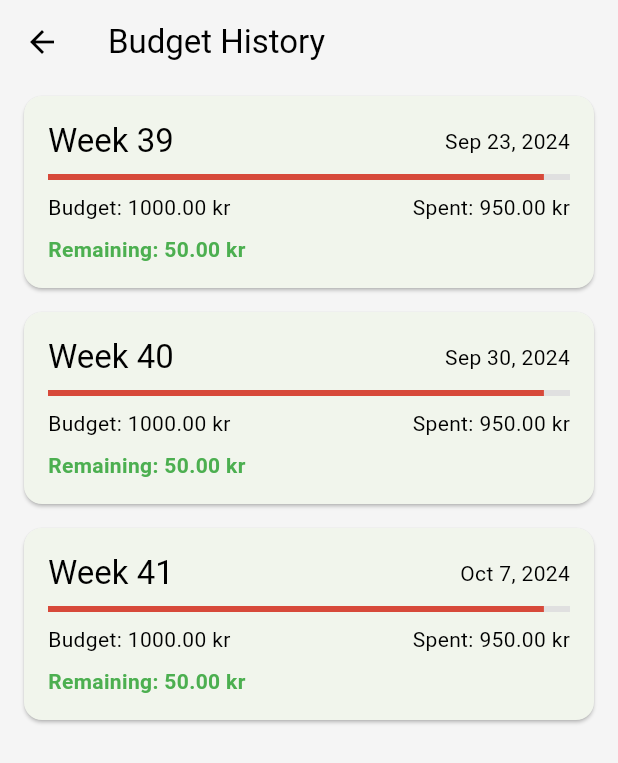
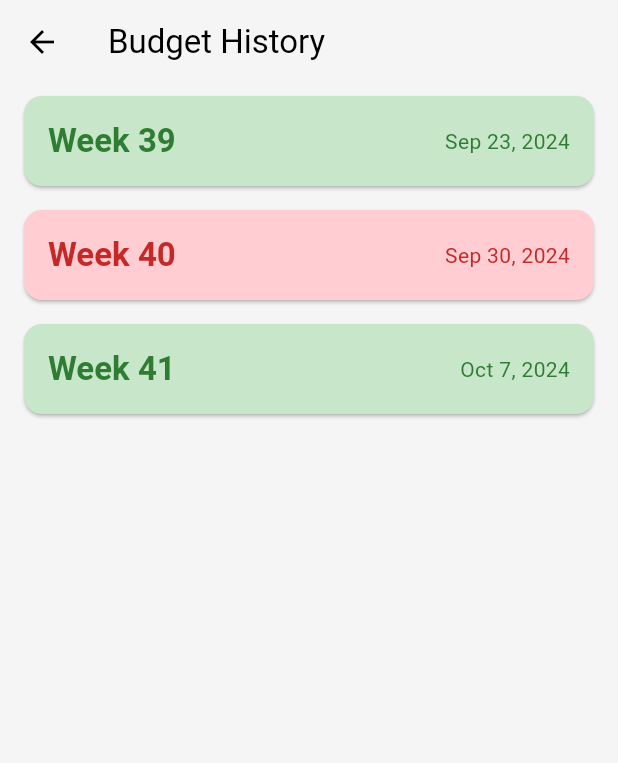
Before and after one commit to mrconter1/budg, a Flutter app: the screen it shows after launch, scrolled down 214 dp, after a tap on the "history" icon, on a phone screen of 412 x 824 dp. Shown: the top 763 px of the screen. Run offline on Flutter 3.47's test engine with Material 3 defaults, Android fonts, the phone set to English and light mode, and no system bars; our stand-ins replace flex_color_scheme, flutter_riverpod, shared_preferences; generated files the repository leaves out were written again.

Commit message:
Improve design of budget history view

```diff
--- a/lib/src/budget/budget_models.dart
+++ b/lib/src/budget/budget_models.dart
@@ -83,37 +83,27 @@ List<BudgetDay> createNewWeek() {
 }
 
 class WeeklyBudgetHistory {
-  final String weekId;
+  final int weekNumber;
+  final bool isSuccessful;
   final DateTime startDate;
-  final List<BudgetDay> weekDays;
-  final WeeklyBudget weeklyBudget;
-  final int weekNumber;  // New field for week number
 
   WeeklyBudgetHistory({
-    required this.weekId,
+    required this.weekNumber,
+    required this.isSuccessful,
     required this.startDate,
-    required this.weekDays,
-    required this.weeklyBudget,
-    required this.weekNumber,  // Added to the constructor
   });
 
-  double get totalSpent => weekDays.fold(0, (sum, day) => sum + day.totalSpent);
-
   Map<String, dynamic> toJson() => {
-    'weekId': weekId,
+    'weekNumber': weekNumber,
+    'isSuccessful': isSuccessful,
     'startDate': startDate.toIso8601String(),
-    'weekDays': weekDays.map((day) => day.toJson()).toList(),
-    'weeklyBudget': weeklyBudget.toJson(),
-    'weekNumber': weekNumber,  // Added to JSON serialization
   };
 
   factory WeeklyBudgetHistory.fromJson(Map<String, dynamic> json) {
     return WeeklyBudgetHistory(
-      weekId: json['weekId'],
+      weekNumber: json['weekNumber'],
+      isSuccessful: json['isSuccessful'],
       startDate: DateTime.parse(json['startDate']),
-      weekDays: (json['weekDays'] as List).map((dayJson) => BudgetDay.fromJson(dayJson)).toList(),
-      weeklyBudget: WeeklyBudget.fromJson(json['weeklyBudget']),
-      weekNumber: json['weekNumber'],  // Added to JSON deserialization
     );
   }
 }
--- a/lib/src/budget/weekly_budget_history_view.dart
+++ b/lib/src/budget/weekly_budget_history_view.dart
@@ -1,9 +1,9 @@
 import 'package:flutter/material.dart';
 import 'package:flutter_riverpod/flutter_riverpod.dart';
-import 'budget_models.dart';
+import 'package:intl/intl.dart';
+import '../budget/budget_models.dart';
 import '../data/budget_repository.dart';
 import '../app_colors.dart';
-import 'package:intl/intl.dart';
 
 final budgetRepositoryProvider = Provider<BudgetRepository>((ref) => LocalBudgetRepository());
 
@@ -42,50 +42,25 @@ class WeeklyBudgetHistoryView extends ConsumerWidget {
   }
 
   Widget _buildWeekCard(BuildContext context, WeeklyBudgetHistory weekHistory) {
-    final remainingBudget = weekHistory.weeklyBudget.amount - weekHistory.totalSpent;
-    final remainingPercentage = (remainingBudget / weekHistory.weeklyBudget.amount).clamp(0.0, 1.0);
-    final progressColor = _getColorForPercentage(remainingPercentage);
-
     return Card(
       margin: const EdgeInsets.symmetric(horizontal: 16, vertical: 8),
+      color: weekHistory.isSuccessful ? Colors.green.shade100 : Colors.red.shade100,
       child: Padding(
         padding: const EdgeInsets.all(16),
-        child: Column(
-          crossAxisAlignment: CrossAxisAlignment.start,
+        child: Row(
+          mainAxisAlignment: MainAxisAlignment.spaceBetween,
           children: [
-            Row(
-              mainAxisAlignment: MainAxisAlignment.spaceBetween,
-              children: [
-                Text(
-                  'Week ${weekHistory.weekNumber}',
-                  style: Theme.of(context).textTheme.titleLarge,
-                ),
-                Text(
-                  DateFormat('MMM d, yyyy').format(weekHistory.startDate),
-                  style: Theme.of(context).textTheme.bodyMedium,
-                ),
-              ],
+            Text(
+              'Week ${weekHistory.weekNumber}',
+              style: Theme.of(context).textTheme.titleLarge?.copyWith(
+                color: weekHistory.isSuccessful ? Colors.green.shade800 : Colors.red.shade800,
+                fontWeight: FontWeight.bold,
+              ),
             ),
-            const SizedBox(height: 8),
-            LinearProgressIndicator(
-              value: 1 - remainingPercentage,
-              backgroundColor: AppColors.progressBarBackground,
-              valueColor: AlwaysStoppedAnimation<Color>(progressColor),
-            ),
-            const SizedBox(height: 8),
-            Row(
-              mainAxisAlignment: MainAxisAlignment.spaceBetween,
-              children: [
-                Text('Budget: ${weekHistory.weeklyBudget.amount.toStringAsFixed(2)} kr'),
-                Text('Spent: ${weekHistory.totalSpent.toStringAsFixed(2)} kr'),
-              ],
-            ),
-            const SizedBox(height: 8),
             Text(
-              'Remaining: ${remainingBudget.toStringAsFixed(2)} kr',
-              style: TextStyle(
-                fontWeight: FontWeight.bold,
-                color: remainingBudget >= 0 ? AppColors.budgetPositive : AppColors.budgetNegative,
+              DateFormat('MMM d, yyyy').format(weekHistory.startDate),
+              style: Theme.of(context).textTheme.bodyMedium?.copyWith(
+                color: weekHistory.isSuccessful ? Colors.green.shade800 : Colors.red.shade800,
               ),
             ),
           ],
@@ -93,12 +68,4 @@ class WeeklyBudgetHistoryView extends ConsumerWidget {
       ),
     );
   }
-
-  Color _getColorForPercentage(double percentage) {
-    if (percentage > 0.5) {
-      return Color.lerp(Colors.orange, AppColors.budgetPositive, (percentage - 0.5) * 2)!;
-    } else {
-      return Color.lerp(AppColors.budgetNegative, Colors.orange, percentage * 2)!;
-    }
-  }
 }
--- a/lib/src/data/budget_repository.dart
+++ b/lib/src/data/budget_repository.dart
@@ -41,7 +41,7 @@ class LocalBudgetRepository implements BudgetRepository {
       final List<dynamic> historyList = json.decode(historyJson);
       return historyList.map((item) => WeeklyBudgetHistory.fromJson(item)).toList();
     }
-    // If the history is empty, add sample data for the last three successful weeks
+    // If the history is empty, add sample data for the last three weeks
     return _createSampleHistory();
   }
 
@@ -55,31 +55,19 @@ class LocalBudgetRepository implements BudgetRepository {
   // Helper method to create sample history data
   List<WeeklyBudgetHistory> _createSampleHistory() {
     final currentDate = DateTime.now();
-    final weeklyBudget = WeeklyBudget(1000); // Assuming a 1000 kr weekly budget
-
     List<WeeklyBudgetHistory> sampleHistory = [];
 
     for (int i = 3; i > 0; i--) {
       final weekStartDate = currentDate.subtract(Duration(days: 7 * i + currentDate.weekday - 1));
-      final weekDays = createNewWeek();
-
-      // Simulate successful weeks by spending slightly less than the budget
-      double totalSpent = 0;
-      for (var day in weekDays) {
-        double daySpent = (weeklyBudget.amount / 7) * 0.95; // Spend 95% of daily budget
-        day.expenses.add(Expense(daySpent));
-        totalSpent += daySpent;
-      }
-
-      // Calculate the week number
       int weekNumber = _getWeekNumber(weekStartDate);
 
+      // Make the second week (i == 2) unsuccessful
+      bool isSuccessful = i != 2;
+
       sampleHistory.add(WeeklyBudgetHistory(
-        weekId: 'week_${weekStartDate.millisecondsSinceEpoch}',
+        weekNumber: weekNumber,
+        isSuccessful: isSuccessful,
         startDate: weekStartDate,
-        weekDays: weekDays,
-        weeklyBudget: weeklyBudget,
-        weekNumber: weekNumber,
       ));
     }
 
@@ -92,15 +80,13 @@ class LocalBudgetRepository implements BudgetRepository {
     final currentDate = DateTime.now();
     final weekStartDate = currentDate.subtract(Duration(days: currentDate.weekday - 1));
 
-    // Calculate the week number for the current week
     int weekNumber = _getWeekNumber(weekStartDate);
+    bool isSuccessful = currentState.weeklyBudget.remainingBudget(currentState.weekDays) >= 0;
 
     final weekHistory = WeeklyBudgetHistory(
-      weekId: 'week_${weekStartDate.millisecondsSinceEpoch}',
+      weekNumber: weekNumber,
+      isSuccessful: isSuccessful,
       startDate: weekStartDate,
-      weekDays: currentState.weekDays,
-      weeklyBudget: currentState.weeklyBudget,
-      weekNumber: weekNumber,
     );
 
     history.insert(0, weekHistory); // Add the current week to the beginning of the list
```
